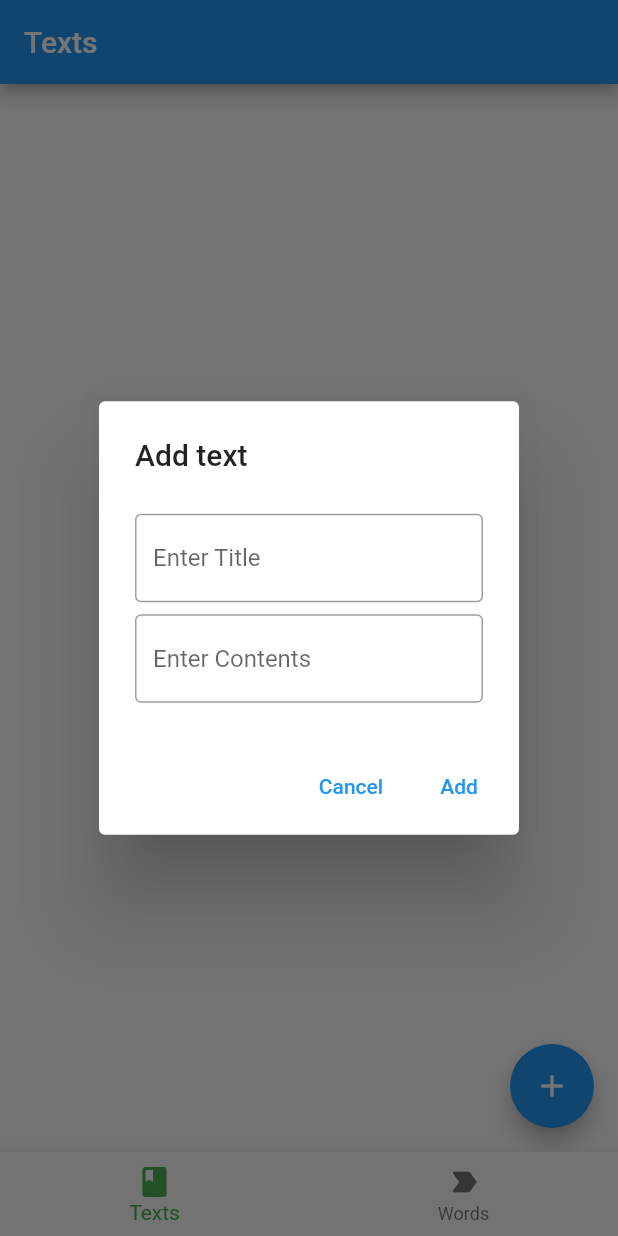
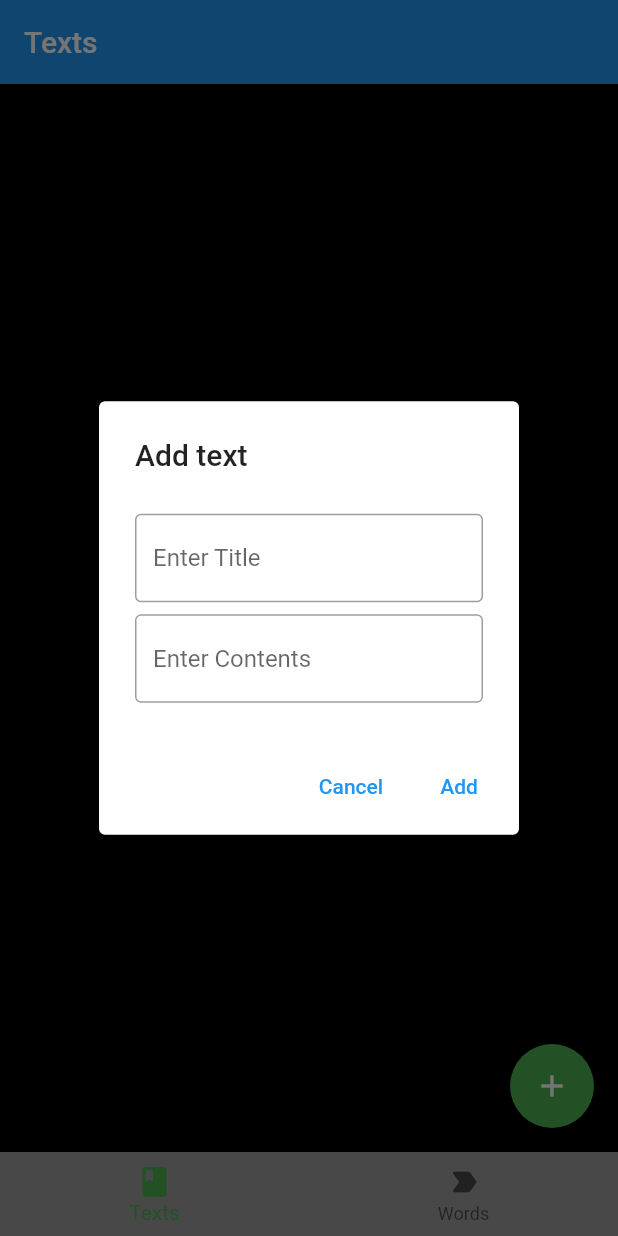
Before and after one commit to Virdici/LanguageMiner, a Flutter app: the screen it shows after launch, after a tap on the "add" icon, on a phone screen of 412 x 824 dp. Run offline on Flutter 3.47's test engine with Material 2 defaults, Android fonts, the phone set to English and light mode, and no system bars; our stand-ins replace fluttertoast, hive, hive_flutter, permission_handler, sqflite; accounts and stored records are empty.

```diff
--- a/lib/main.dart
+++ b/lib/main.dart
@@ -15,7 +15,20 @@ void main() async {
 
   runApp(MaterialApp(
     title: 'yap',
-    home: MyApp(),
+    theme: ThemeData(
+        primaryColor: Colors.grey,
+        backgroundColor: Colors.black,
+        scaffoldBackgroundColor: Colors.black,
+        bottomNavigationBarTheme:
+            BottomNavigationBarThemeData(backgroundColor: Colors.grey),
+        textTheme: TextTheme(
+            headline1: TextStyle(
+                color: Colors.white,
+                fontSize: 16,
+                fontWeight: FontWeight.bold))),
+    routes: {
+      '/': (BuildContext context) => MyApp(),
+    },
   ));
 }
 
@@ -25,8 +38,7 @@ class MyApp extends StatefulWidget {
 }
 
 class _MyAppState extends State<MyApp> {
-  int pageIndex = 0;
-  int testInt = 0;
+  int _pageIndex = 0;
   late PageController _pageController;
   List<Widget> pages = [TextPg(), WordPg()];
 
@@ -43,17 +55,15 @@ class _MyAppState extends State<MyApp> {
   }
 
   void changePage(int index) {
-    setState(() {
-      pageIndex = index;
+    setState(() {});
+    _pageIndex = index;
     _pageController.animateToPage(index,
-          duration: Duration(milliseconds: 200), curve: Curves.easeOut);
-    });
+        duration: Duration(milliseconds: 300), curve: Curves.easeOut);
   }
 
   @override
   Widget build(BuildContext context) {
-    return GestureDetector(
-      child: Scaffold(
+    return Scaffold(
       // backgroundColor: Color(Colors.black.hashCode),
       body: PageView(
         controller: _pageController,
@@ -70,23 +80,10 @@ class _MyAppState extends State<MyApp> {
             label: 'Words',
           )
         ],
-          currentIndex: pageIndex,
+        currentIndex: _pageIndex,
         onTap: changePage,
         selectedItemColor: Colors.green,
       ),
-      ),
-      onPanUpdate: (details) {
-        // Swiping in right direction.
-        if (details.delta.dx > 0) {
-          testInt > 1 ? testInt -= 1 : testInt = 0;
-          changePage(testInt);
-        }
-        // Swiping in left direction.
-        if (details.delta.dx < 0) {
-          testInt > 1 ? testInt += 1 : testInt = 1;
-          changePage(testInt);
-        }
-      },
     );
   }
 }
@@ -168,13 +165,13 @@ class WordPg extends StatelessWidget {
 // }
 
 // class _HomeState extends State<Home> {
-//   int pageIndex = 0;
+//   int _pageIndex = 0;
 
 //   List<Widget> pages = <Widget>[TextsPage(), WordsPage()];
 
 //   void onTap(int index) {
 //     setState(() {
-//       pageIndex = index;
+//       _pageIndex = index;
 //     });
 //   }
 
@@ -185,7 +182,7 @@ class WordPg extends StatelessWidget {
 //         title: Text('LangReader'),
 //       ),
 //       body: Center(
-//         child: pages.elementAt(pageIndex),
+//         child: pages.elementAt(_pageIndex),
 //       ),
 //       bottomNavigationBar: BottomNavigationBar(
 //         items: [
@@ -198,7 +195,7 @@ class WordPg extends StatelessWidget {
 //             label: 'Words',
 //           )
 //         ],
-//         currentIndex: pageIndex,
+//         currentIndex: _pageIndex,
 //         onTap: onTap,
 //         selectedItemColor: Colors.green,
 //       ),
--- a/lib/page/texts_list.dart
+++ b/lib/page/texts_list.dart
@@ -29,6 +29,7 @@ class _TextsPageState extends State<TextsPage> {
         },
       ),
       floatingActionButton: FloatingActionButton(
+        backgroundColor: Colors.green,
         child: Icon(Icons.add),
         onPressed: () => showDialog(
             context: context,
@@ -44,7 +45,7 @@ class _TextsPageState extends State<TextsPage> {
       return Center(
         child: Text(
           'No texts here!',
-          style: TextStyle(fontSize: 24),
+          style: TextStyle(fontSize: 24, color: Colors.white),
         ),
       );
     } else {
@@ -132,31 +133,4 @@ class _TextsPageState extends State<TextsPage> {
           )
         ],
       );
-
-  // void editText(TextModel text, String title, String contents) {
-  //   text.title = title;
-  //   text.contents = contents;
-
-  //   text.save();
-  // }
-
-  // void deleteTransaction(TextModel text) {
-  //   text.delete();
-  // }
-
-  // Future addText(String title, String contents) async {
-  //   final text = TextModel()
-  //     ..title = title
-  //     ..contents = contents
-  //     ..timeCreated = DateTime.now();
-
-  //   final box = Hive.box<TextModel>('texts');
-  //   box.add(text);
-  // }
-
-  // @override
-  // void dispose() {
-  //   Hive.close();
-  //   super.dispose();
-  // }
 }
--- a/lib/page/words_list.dart
+++ b/lib/page/words_list.dart
@@ -1,6 +1,7 @@
 import 'dart:io';
 
 import 'package:flutter/material.dart';
+import 'package:fluttertoast/fluttertoast.dart';
 import 'package:hive/hive.dart';
 import 'package:hive_flutter/hive_flutter.dart';
 import 'package:language_miner/Controllers/wordController.dart';
@@ -44,10 +45,6 @@ class _WordsPageState extends State<WordsPage> {
             },
             icon: Icon(Icons.delete),
           ),
-          IconButton(
-            onPressed: _checkPermission,
-            icon: Icon(Icons.gps_fixed),
-          ),
         ],
       ),
       body: ValueListenableBuilder<Box<WordModel>>(
@@ -79,6 +76,7 @@ class _WordsPageState extends State<WordsPage> {
         },
       ),
       floatingActionButton: FloatingActionButton(
+          backgroundColor: Colors.green,
           child: Icon(Icons.add),
           onPressed: () => showDialog(
               // wordBox.clear(); //clear box
@@ -163,15 +161,15 @@ class _WordsPageState extends State<WordsPage> {
       // final Directory directory = await getApplicationDocumentsDirectory();
       final Directory? directory = await getExternalStorageDirectory();
       final File file = File('${directory!.path}/export.tsv');
-      print('${directory.path}/my_file.txt');
       for (var word in words) {
         await file.writeAsString(
           '${word.word}\t${word.sentence}\t${word.translation}\n',
           mode: FileMode.append,
         );
       }
+      showToast('Saved to:\n\n ${directory.path}/export.tsv');
     }
   }
 
-  Future<void> _checkPermission() async {}
+  void showToast(String message) => Fluttertoast.showToast(msg: message);
 }
--- a/pubspec.yaml
+++ b/pubspec.yaml
@@ -28,7 +28,7 @@ dependencies:
   intl:
   path_provider:
   permission_handler:
-
+  fluttertoast:
   # The following adds the Cupertino Icons font to your application.
   # Use with the CupertinoIcons class for iOS style icons.
   cupertino_icons: ^1.0.2
```
Also changed, not shown: lib/page/read_text.dart (+15 -1 lines), pubspec.lock. Lines whose indentation alone changed are shown as unchanged.
